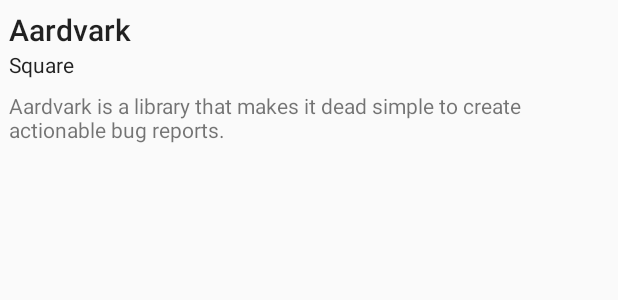
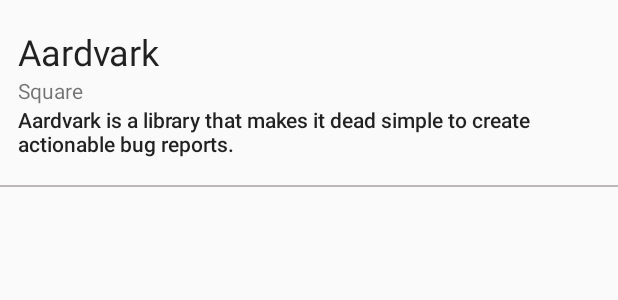
Before and after one commit to willbrom/ZADTask, an Android app: the layout repo_item_layout.xml on its own in the app's theme, with its tools: preview values and no code run, on a phone screen of 412 x 824 dp. Shown: the top 300 px of the screen. Run offline under Robolectric (Android 15) with nearby library versions, the phone set to English and light mode, and no system bars.

Commit message:
Add recyclerView interactions

```diff
--- a/app/src/main/java/com/wilbrom/zadtask/utilities/JsonUtils.java
+++ b/app/src/main/java/com/wilbrom/zadtask/utilities/JsonUtils.java
@@ -19,6 +19,8 @@ public class JsonUtils {
         String repoName;
         String description;
         String owner;
+        String repoUrl;
+        String ownerUrl;
 
         JSONArray root = new JSONArray(rawJson);
 
@@ -29,8 +31,10 @@ public class JsonUtils {
             repoName = rootObj.getString("name");
             description = rootObj.getString("description");
             owner = ownerObj.getString("login");
+            repoUrl = rootObj.getString("html_url");
+            ownerUrl = ownerObj.getString("html_url");
 
-            Repo repo = new Repo(repoName, description, owner);
+            Repo repo = new Repo(repoName, description, owner, repoUrl, ownerUrl);
             repoList.add(repo);
         }
 
--- a/app/src/main/res/layout/repo_item_layout.xml
+++ b/app/src/main/res/layout/repo_item_layout.xml
@@ -1,31 +1,45 @@
 <?xml version="1.0" encoding="utf-8"?>
-<LinearLayout xmlns:android="http://schemas.android.com/apk/res/android"
+<LinearLayout  xmlns:android="http://schemas.android.com/apk/res/android"
+    android:layout_width="match_parent"
+    android:layout_height="wrap_content"
+    xmlns:tools="http://schemas.android.com/tools"
+    android:orientation="vertical">
+
+    <LinearLayout
         android:layout_width="match_parent"
         android:layout_height="match_parent"
-    xmlns:tools="http://schemas.android.com/tools"
         android:orientation="vertical"
-    android:padding="6dp">
+        android:layout_marginTop="@dimen/repo_item_ver_margin"
+        android:layout_marginBottom="@dimen/repo_item_ver_margin"
+        android:layout_marginEnd="@dimen/repo_item_side_margin"
+        android:layout_marginStart="@dimen/repo_item_side_margin">
 
         <TextView
             android:id="@+id/repo_name"
             android:layout_width="wrap_content"
             android:layout_height="wrap_content"
             tools:text="Aardvark"
-        style="@style/TextAppearance.AppCompat.Title" />
+            style="@style/TextAppearance.AppCompat.Headline" />
 
         <TextView
             android:id="@+id/repo_owner"
             android:layout_width="wrap_content"
             android:layout_height="wrap_content"
             tools:text="Square"
-        style="@style/TextAppearance.AppCompat.Body1" />
+            style="@style/TextAppearance.AppCompat.Small" />
 
         <TextView
             android:id="@+id/repo_description"
             android:layout_width="wrap_content"
             android:layout_height="wrap_content"
             tools:text="Aardvark is a library that makes it dead simple to create actionable bug reports."
-        style="@style/TextAppearance.AppCompat.Small"
-        android:layout_marginTop="8dp" />
+            style="@style/TextAppearance.AppCompat.Body2" />
 
     </LinearLayout>
+
+    <View
+        android:layout_width="match_parent"
+        android:layout_height="1dp"
+        android:background="@color/colorLineSeparator" />
+
+</LinearLayout>
--- a/app/src/main/res/values/colors.xml
+++ b/app/src/main/res/values/colors.xml
@@ -3,4 +3,6 @@
     <color name="colorPrimary">#3F51B5</color>
     <color name="colorPrimaryDark">#303F9F</color>
     <color name="colorAccent">#FF4081</color>
+
+    <color name="colorLineSeparator">#bcb8b9</color>
 </resources>
--- /dev/null
+++ b/app/src/main/res/values/dimens.xml
@@ -0,0 +1,5 @@
+<?xml version="1.0" encoding="utf-8"?>
+<resources>
+    <dimen name="repo_item_ver_margin">18dp</dimen>
+    <dimen name="repo_item_side_margin">12dp</dimen>
+</resources>
--- a/build.gradle
+++ b/build.gradle
@@ -7,7 +7,7 @@ buildscript {
         jcenter()
     }
     dependencies {
-        classpath 'com.android.tools.build:gradle:3.0.1'
+        classpath 'com.android.tools.build:gradle:3.1.1'
 
 
         // NOTE: Do not place your application dependencies here; they belong
```
Also changed, not shown: app/src/main/java/com/wilbrom/zadtask/MainActivity.java (+10 -4 lines), app/src/main/java/com/wilbrom/zadtask/adapter/RepoAdapter.java (+26 -4 lines), app/src/main/java/com/wilbrom/zadtask/model/Repo.java (+13 -1 lines), gradle/wrapper/gradle-wrapper.properties. Lines whose indentation alone changed are shown as unchanged.
